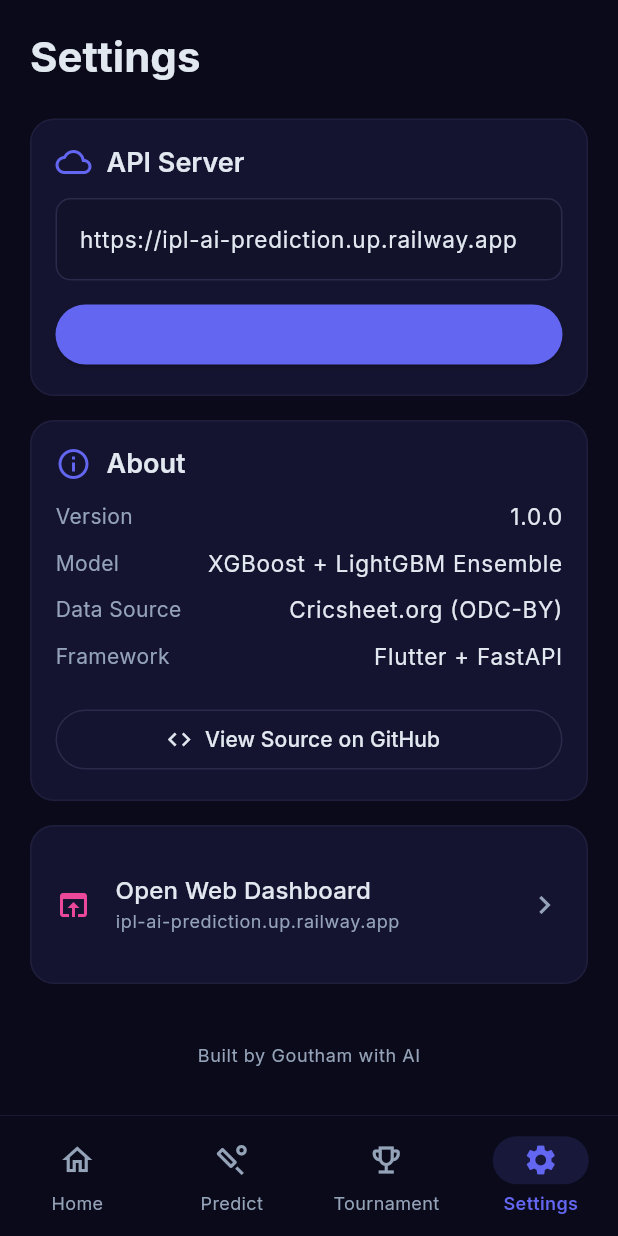
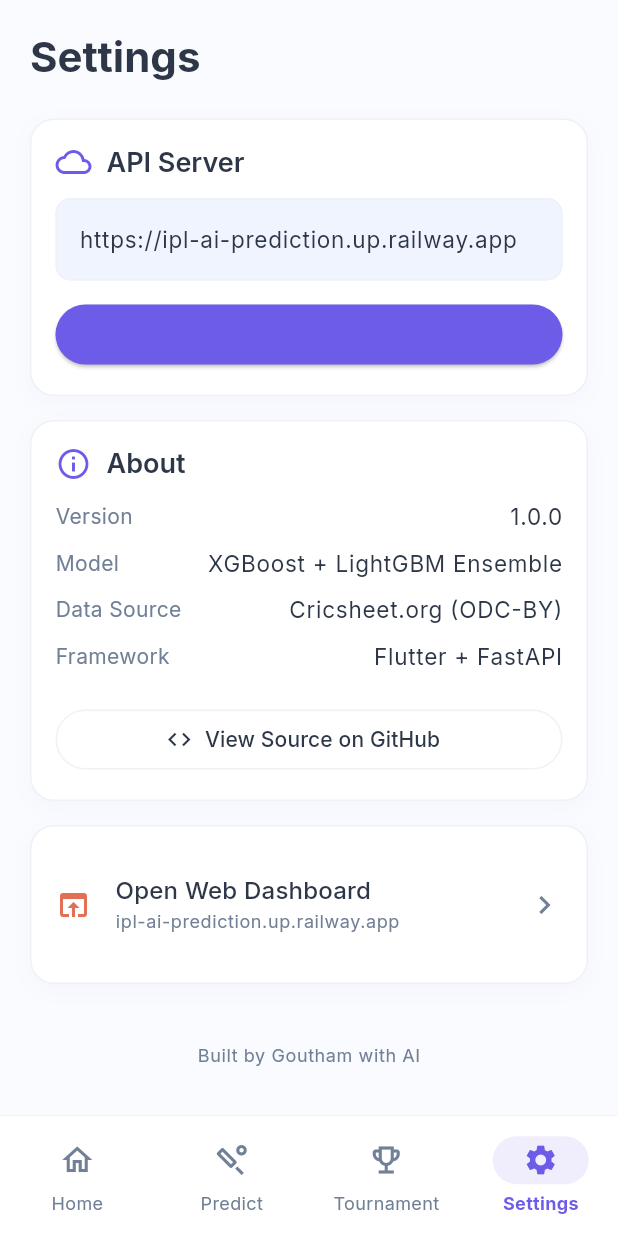
Before and after one commit to saisgadi-hash/ipl-prediction-agent, a Flutter app: the screen it shows after launch, item 4 of the bottom bar chosen, on a phone screen of 412 x 824 dp. Run offline on Flutter 3.47's test engine with Material 3 defaults, Android fonts, the phone set to English and light mode, and no system bars; our stand-ins replace fl_chart, google_fonts; network calls fail.

Commit message:
feat: redesign UI with clean & colourful light theme
Rewrite web dashboard CSS and Flutter app theme from dark to vibrant
light palette — purple accent, mint green, golden yellow, coral.
Team-coloured cards, soft shadows, and gradient hero banners.

Co-Authored-By: Claude Opus 4.6 <noreply@anthropic.com>

```diff
--- a/mobile/flutter/ipl_predictor/lib/main.dart
+++ b/mobile/flutter/ipl_predictor/lib/main.dart
@@ -18,7 +18,7 @@ class IPLPredictorApp extends StatelessWidget {
     return MaterialApp(
       title: 'IPL Predictor',
       debugShowCheckedModeBanner: false,
-      theme: AppTheme.darkTheme,
+      theme: AppTheme.lightTheme,
       home: const MainNavigation(),
     );
   }
@@ -46,12 +46,12 @@ class _MainNavigationState extends State<MainNavigation> {
     return Scaffold(
       body: _screens[_currentIndex],
       bottomNavigationBar: Container(
-        decoration: const BoxDecoration(
-          border: Border(top: BorderSide(color: Color(0xFF1E1E3A), width: 0.5)),
+        decoration: BoxDecoration(
+          border: Border(top: BorderSide(color: AppTheme.border, width: 0.5)),
         ),
         child: NavigationBar(
-          backgroundColor: const Color(0xFF0A0A1A),
-          indicatorColor: const Color(0xFF6366F1).withOpacity(0.15),
+          backgroundColor: Colors.white,
+          indicatorColor: AppTheme.accent.withOpacity(0.1),
           selectedIndex: _currentIndex,
           onDestinationSelected: (index) => setState(() => _currentIndex = index),
           destinations: const [
--- a/mobile/flutter/ipl_predictor/lib/models/prediction.dart
+++ b/mobile/flutter/ipl_predictor/lib/models/prediction.dart
@@ -1,4 +1,10 @@
 /// Data models for API responses.
+
+/// Normalise a value to 0-1 range (handles both 0.65 and 65.0 formats)
+double _normalise(dynamic val) {
+  final v = (val ?? 0.5).toDouble();
+  return v > 1.0 ? v / 100.0 : v;
+}
 
 class MatchPrediction {
   final String predictedWinner;
@@ -28,8 +34,8 @@ class MatchPrediction {
     }
     return MatchPrediction(
       predictedWinner: json['predicted_winner'] ?? json['winner'] ?? 'Unknown',
-      winProbability: (json['win_probability'] ?? json['probability'] ?? 0.5).toDouble(),
-      confidence: (json['confidence'] ?? 0.5).toDouble(),
+      winProbability: _normalise(json['win_probability'] ?? json['probability'] ?? 0.5),
+      confidence: _normalise(json['confidence'] ?? 0.5),
       team1: json['team1'] ?? '',
       team2: json['team2'] ?? '',
       justification: json['justification'],
--- a/mobile/flutter/ipl_predictor/lib/screens/home_screen.dart
+++ b/mobile/flutter/ipl_predictor/lib/screens/home_screen.dart
@@ -62,8 +62,15 @@ class _HomeScreenState extends State<HomeScreen> {
                 child: Container(
                   padding: const EdgeInsets.all(24),
                   decoration: BoxDecoration(
-                    gradient: AppTheme.accentGradient,
+                    gradient: AppTheme.heroGradient,
                     borderRadius: BorderRadius.circular(20),
+                    boxShadow: [
+                      BoxShadow(
+                        color: AppTheme.accent.withOpacity(0.2),
+                        blurRadius: 20,
+                        offset: const Offset(0, 8),
+                      ),
+                    ],
                   ),
                   child: Column(
                     crossAxisAlignment: CrossAxisAlignment.start,
--- a/mobile/flutter/ipl_predictor/lib/screens/predict_screen.dart
+++ b/mobile/flutter/ipl_predictor/lib/screens/predict_screen.dart
@@ -155,7 +155,7 @@ class _PredictScreenState extends State<PredictScreen> {
             dropdownColor: AppTheme.card,
             decoration: InputDecoration(
               border: OutlineInputBorder(borderRadius: BorderRadius.circular(10), borderSide: const BorderSide(color: AppTheme.surface)),
-              enabledBorder: OutlineInputBorder(borderRadius: BorderRadius.circular(10), borderSide: const BorderSide(color: Color(0xFF2A2A4A))),
+              enabledBorder: OutlineInputBorder(borderRadius: BorderRadius.circular(10), borderSide: const BorderSide(color: AppTheme.border)),
               focusedBorder: OutlineInputBorder(borderRadius: BorderRadius.circular(10), borderSide: const BorderSide(color: AppTheme.accent)),
               filled: true,
               fillColor: AppTheme.surface,
--- a/mobile/flutter/ipl_predictor/lib/screens/settings_screen.dart
+++ b/mobile/flutter/ipl_predictor/lib/screens/settings_screen.dart
@@ -45,7 +45,7 @@ class _SettingsScreenState extends State<SettingsScreen> {
                       border: OutlineInputBorder(borderRadius: BorderRadius.circular(10)),
                       enabledBorder: OutlineInputBorder(
                         borderRadius: BorderRadius.circular(10),
-                        borderSide: const BorderSide(color: Color(0xFF2A2A4A)),
+                        borderSide: const BorderSide(color: AppTheme.border),
                       ),
                       focusedBorder: OutlineInputBorder(
                         borderRadius: BorderRadius.circular(10),
@@ -99,7 +99,7 @@ class _SettingsScreenState extends State<SettingsScreen> {
                       label: const Text('View Source on GitHub'),
                       style: OutlinedButton.styleFrom(
                         foregroundColor: AppTheme.textPrimary,
-                        side: const BorderSide(color: Color(0xFF2A2A4A)),
+                        side: const BorderSide(color: AppTheme.border),
                       ),
                     ),
                   ),
@@ -113,7 +113,7 @@ class _SettingsScreenState extends State<SettingsScreen> {
             GlassCard(
               child: ListTile(
                 contentPadding: EdgeInsets.zero,
-                leading: const Icon(Icons.open_in_browser, color: AppTheme.accentPink),
+                leading: const Icon(Icons.open_in_browser, color: AppTheme.coral),
                 title: Text('Open Web Dashboard', style: Theme.of(context).textTheme.titleMedium),
                 subtitle: Text('ipl-ai-prediction.up.railway.app', style: Theme.of(context).textTheme.bodySmall),
                 trailing: const Icon(Icons.chevron_right, color: AppTheme.textSecondary),
--- a/mobile/flutter/ipl_predictor/lib/screens/tournament_screen.dart
+++ b/mobile/flutter/ipl_predictor/lib/screens/tournament_screen.dart
@@ -115,7 +115,7 @@ class _TournamentScreenState extends State<TournamentScreen> {
                           show: true,
                           drawVerticalLine: false,
                           horizontalInterval: 5,
-                          getDrawingHorizontalLine: (value) => const FlLine(color: Color(0xFF1E1E3A), strokeWidth: 0.5),
+                          getDrawingHorizontalLine: (value) => FlLine(color: AppTheme.border, strokeWidth: 0.5),
                         ),
                         borderData: FlBorderData(show: false),
                       ),
--- a/mobile/flutter/ipl_predictor/lib/theme/app_theme.dart
+++ b/mobile/flutter/ipl_predictor/lib/theme/app_theme.dart
@@ -2,27 +2,32 @@ import 'package:flutter/material.dart';
 import 'package:google_fonts/google_fonts.dart';
 
 class AppTheme {
-  // Brand colours
-  static const Color bg = Color(0xFF0A0A1A);
-  static const Color surface = Color(0xFF12122A);
-  static const Color card = Color(0xFF1A1A3E);
-  static const Color accent = Color(0xFF6366F1);   // Indigo
-  static const Color accentPink = Color(0xFFEC4899);
-  static const Color textPrimary = Color(0xFFE2E8F0);
-  static const Color textSecondary = Color(0xFF94A3B8);
-  static const Color success = Color(0xFF22C55E);
-  static const Color warning = Color(0xFFF59E0B);
-  static const Color error = Color(0xFFEF4444);
+  // Brand colours — Clean & Colourful
+  static const Color bg = Color(0xFFFAFBFE);
+  static const Color surface = Color(0xFFF0F4FF);
+  static const Color card = Color(0xFFFFFFFF);
+  static const Color accent = Color(0xFF6C5CE7);       // Vivid purple
+  static const Color accentLight = Color(0xFFA29BFE);   // Soft purple
+  static const Color mint = Color(0xFF00B894);           // Mint green
+  static const Color golden = Color(0xFFFDCB6E);         // Golden yellow
+  static const Color coral = Color(0xFFE17055);           // Soft coral
+  static const Color skyBlue = Color(0xFF74B9FF);         // Sky blue
+  static const Color textPrimary = Color(0xFF2D3748);
+  static const Color textSecondary = Color(0xFF718096);
+  static const Color border = Color(0xFFEDF2F7);
+  static const Color success = Color(0xFF00B894);
+  static const Color warning = Color(0xFFFDCB6E);
+  static const Color error = Color(0xFFE17055);
 
-  static ThemeData get darkTheme => ThemeData(
-    brightness: Brightness.dark,
+  static ThemeData get lightTheme => ThemeData(
+    brightness: Brightness.light,
     scaffoldBackgroundColor: bg,
-    colorScheme: const ColorScheme.dark(
+    colorScheme: const ColorScheme.light(
       primary: accent,
-      secondary: accentPink,
-      surface: surface,
+      secondary: mint,
+      surface: card,
     ),
-    textTheme: GoogleFonts.interTextTheme(ThemeData.dark().textTheme).copyWith(
+    textTheme: GoogleFonts.interTextTheme(ThemeData.light().textTheme).copyWith(
       headlineLarge: GoogleFonts.inter(fontSize: 28, fontWeight: FontWeight.w700, color: textPrimary),
       headlineMedium: GoogleFonts.inter(fontSize: 22, fontWeight: FontWeight.w600, color: textPrimary),
       titleLarge: GoogleFonts.inter(fontSize: 18, fontWeight: FontWeight.w600, color: textPrimary),
@@ -34,12 +39,15 @@ class AppTheme {
     cardTheme: CardThemeData(
       color: card,
       elevation: 0,
-      shape: RoundedRectangleBorder(borderRadius: BorderRadius.circular(16)),
+      shape: RoundedRectangleBorder(borderRadius: BorderRadius.circular(18)),
     ),
     navigationBarTheme: NavigationBarThemeData(
+      backgroundColor: Colors.white,
+      surfaceTintColor: Colors.transparent,
+      indicatorColor: accent.withOpacity(0.1),
       labelTextStyle: WidgetStateProperty.resolveWith((states) {
         if (states.contains(WidgetState.selected)) {
-          return GoogleFonts.inter(fontSize: 12, fontWeight: FontWeight.w600, color: accent);
+          return GoogleFonts.inter(fontSize: 12, fontWeight: FontWeight.w700, color: accent);
         }
         return GoogleFonts.inter(fontSize: 12, fontWeight: FontWeight.w400, color: textSecondary);
       }),
@@ -52,25 +60,47 @@ class AppTheme {
     ),
   );
 
-  // Team colours
+  // Vibrant team colours
   static const Map<String, Color> teamColors = {
-    'Chennai Super Kings': Color(0xFFFFD700),
-    'Mumbai Indians': Color(0xFF1A8FE3),
-    'Royal Challengers Bengaluru': Color(0xFFEC1C24),
-    'Kolkata Knight Riders': Color(0xFF7B5EA7),
-    'Delhi Capitals': Color(0xFF4A9FE5),
-    'Punjab Kings': Color(0xFFED1B24),
-    'Rajasthan Royals': Color(0xFFEA1A85),
-    'Sunrisers Hyderabad': Color(0xFFF26522),
-    'Lucknow Super Giants': Color(0xFF00AEEF),
-    'Gujarat Titans': Color(0xFF6B8BB5),
+    'Chennai Super Kings': Color(0xFFF5A623),
+    'Mumbai Indians': Color(0xFF0984E3),
+    'Royal Challengers Bengaluru': Color(0xFFE74C3C),
+    'Kolkata Knight Riders': Color(0xFF8E44AD),
+    'Delhi Capitals': Color(0xFF2980B9),
+    'Punjab Kings': Color(0xFFE74C3C),
+    'Rajasthan Royals': Color(0xFFE84393),
+    'Sunrisers Hyderabad': Color(0xFFF39C12),
+    'Lucknow Super Giants': Color(0xFF00CEC9),
+    'Gujarat Titans': Color(0xFF636E72),
+  };
+
+  // Light tints for card backgrounds
+  static const Map<String, Color> teamColorsLight = {
+    'Chennai Super Kings': Color(0xFFFEF3E0),
+    'Mumbai Indians': Color(0xFFE3F2FD),
+    'Royal Challengers Bengaluru': Color(0xFFFFEBEE),
+    'Kolkata Knight Riders': Color(0xFFF3E5F5),
+    'Delhi Capitals': Color(0xFFE1F5FE),
+    'Punjab Kings': Color(0xFFFFEBEE),
+    'Rajasthan Royals': Color(0xFFFCE4EC),
+    'Sunrisers Hyderabad': Color(0xFFFFF8E1),
+    'Lucknow Super Giants': Color(0xFFE0F7FA),
+    'Gujarat Titans': Color(0xFFECEFF1),
   };
 
   static Color getTeamColor(String team) => teamColors[team] ?? accent;
+  static Color getTeamColorLight(String team) => teamColorsLight[team] ?? surface;
 
-  // Gradient for accent buttons and cards
+  // Gradient for accent buttons
   static const LinearGradient accentGradient = LinearGradient(
-    colors: [accent, accentPink],
+    colors: [accent, accentLight],
+    begin: Alignment.topLeft,
+    end: Alignment.bottomRight,
+  );
+
+  // Colourful gradient for hero cards
+  static const LinearGradient heroGradient = LinearGradient(
+    colors: [Color(0xFF6C5CE7), Color(0xFF00B894), Color(0xFF74B9FF)],
     begin: Alignment.topLeft,
     end: Alignment.bottomRight,
   );
--- a/mobile/flutter/ipl_predictor/lib/widgets/glass_card.dart
+++ b/mobile/flutter/ipl_predictor/lib/widgets/glass_card.dart
@@ -17,9 +17,16 @@ class GlassCard extends StatelessWidget {
     return Container(
       padding: padding,
       decoration: BoxDecoration(
-        color: AppTheme.card.withOpacity(0.6),
+        color: AppTheme.card,
         borderRadius: BorderRadius.circular(16),
-        border: Border.all(color: const Color(0xFF2A2A4A).withOpacity(0.5)),
+        border: Border.all(color: AppTheme.border),
+        boxShadow: [
+          BoxShadow(
+            color: const Color(0xFF6C5CE7).withOpacity(0.04),
+            blurRadius: 12,
+            offset: const Offset(0, 4),
+          ),
+        ],
       ),
       child: child,
     );
```
Also changed, not shown: 2 other files.
